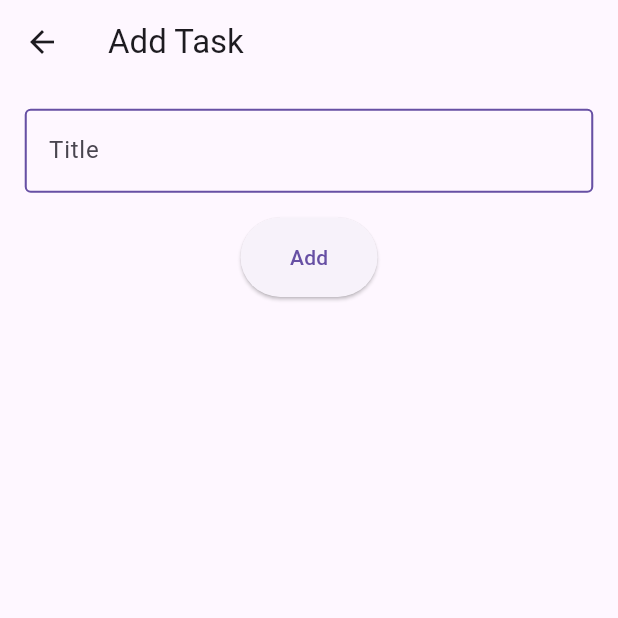
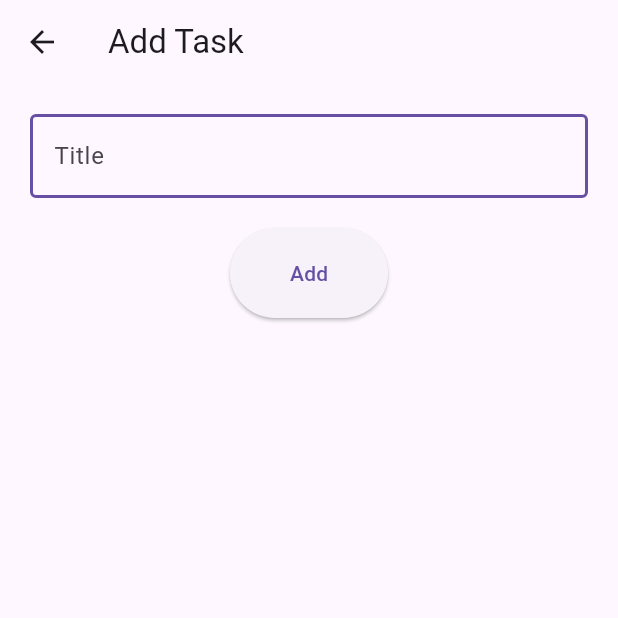
Before and after one commit to andrereus/plan_task, a Flutter app: the AddTaskScreen screen opened by its route, on a phone screen of 412 x 824 dp, the top half of it. Run offline on Flutter 3.47's test engine with Material 2 defaults, Android fonts, the phone set to English and light mode, and no system bars; our stand-ins replace hive_flutter, sizer; accounts and stored records are empty.

Commit message:
Remove sizer

```diff
--- a/lib/screens/add_task_screen.dart
+++ b/lib/screens/add_task_screen.dart
@@ -3,7 +3,6 @@
 import 'package:flutter/material.dart';
 import 'package:plan_task/providers/task_list.dart';
 import 'package:provider/provider.dart';
-import 'package:sizer/sizer.dart';
 
 class AddTaskScreen extends StatefulWidget {
   const AddTaskScreen({super.key});
@@ -21,6 +20,7 @@ class _AddTaskScreenState extends State<AddTaskScreen> {
     super.dispose();
   }
 
+  // Intentionally not using Sizer to avoid making sizes depend on screen size
   @override
   Widget build(BuildContext context) {
     return Scaffold(
@@ -30,7 +30,7 @@ class _AddTaskScreenState extends State<AddTaskScreen> {
       body: Column(
         children: [
           Container(
-            margin: EdgeInsets.all(12.sp),
+            margin: EdgeInsets.all(20),
             child: TextField(
               controller: _controller,
               decoration: InputDecoration(
@@ -38,13 +38,13 @@ class _AddTaskScreenState extends State<AddTaskScreen> {
                 enabledBorder: OutlineInputBorder(
                   borderSide: BorderSide(
                     color: Theme.of(context).colorScheme.primary,
-                    width: 1.sp,
+                    width: 2,
                   ),
                 ),
                 focusedBorder: OutlineInputBorder(
                   borderSide: BorderSide(
                     color: Theme.of(context).colorScheme.primary,
-                    width: 1.sp,
+                    width: 2,
                   ),
                 ),
               ),
@@ -53,8 +53,8 @@ class _AddTaskScreenState extends State<AddTaskScreen> {
           ElevatedButton(
             style: ElevatedButton.styleFrom(
               padding: EdgeInsets.symmetric(
-                horizontal: 24.sp,
-                vertical: 12.sp,
+                horizontal: 40,
+                vertical: 20,
               ),
             ),
             onPressed: () {
```
